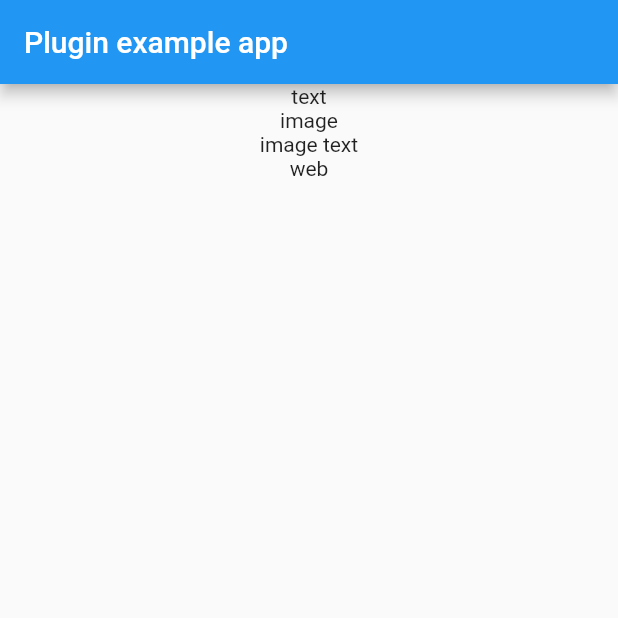
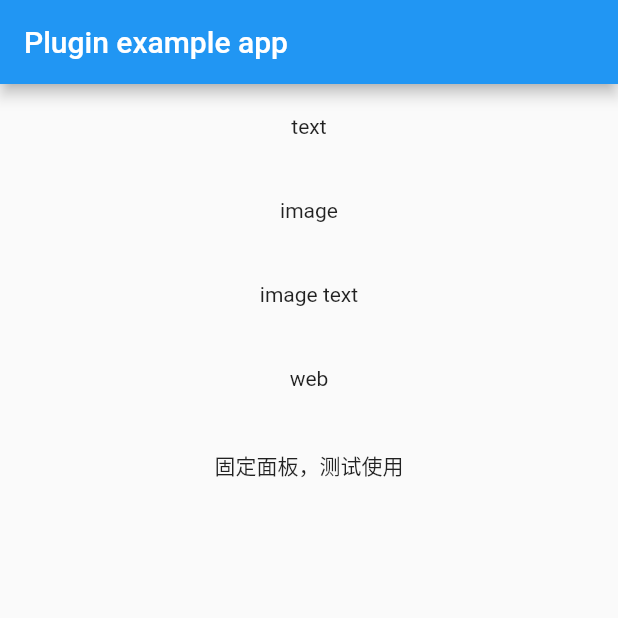
Before and after one commit to 9527001/FlutterUmeng, a Flutter app: the screen it shows after launch, on a phone screen of 412 x 824 dp, the top half of it. Run offline on Flutter 3.47's test engine with Material 2 defaults, Android fonts, the phone set to English and light mode, and no system bars.

Commit message:
no message

```diff
--- a/flutter_umeng/example/lib/main.dart
+++ b/flutter_umeng/example/lib/main.dart
@@ -23,8 +23,13 @@ class _MyAppState extends State<MyApp> {
   // Platform messages are asynchronous, so we initialize in an async method.
   Future<void> initPlatformState() async {
     Flutterumeng.setLogEnabled(enabled: true);
-    Flutterumeng.shareInitUM(appKey: '5e9ad231978eea083f0c79af', channel: 'appstore');
+
+    Flutterumeng.shareInitUMIos(appKey: '5e9ad231978eea083f0c79af', channel: 'appstore');
+    Flutterumeng.shareInitUMAndroid(appKey: '5e9e8f0b978eea083f0c813e', channel: 'android');
     Flutterumeng.shareInitDingTalk(appKey: 'dingoaiex4ka6vshseqky9');
+    Flutterumeng.shareInitQQ(appKey: 'qq5e9e8f0b978eea0',redirectURL: 'https://www.baidu.com');
+    Flutterumeng.shareInitWeChat(appKey: 'wx5e9e8f0b978',appSecret: "5e9e8f0b978", redirectURL: 'https://www.baidu.com');
+    Flutterumeng.shareInitSina(appKey: 'sina5e9e8f0b978',appSecret: "5e9e8f0b978",redirectURL: 'https://www.baidu.com');
 
     String platformVersion;
     // Platform messages may fail, so we use a try/catch PlatformException.
@@ -55,8 +60,11 @@ class _MyAppState extends State<MyApp> {
           child: Column(
             children: <Widget>[
               GestureDetector(
+                child: Padding(
+                  padding: const EdgeInsets.all(20.0),
                   child: Text(
                     'text',
+                  ),
                 ),
                 onTap: () {
                   Flutterumeng.share(
@@ -67,8 +75,11 @@ class _MyAppState extends State<MyApp> {
                 },
               ),
               GestureDetector(
+                child: Padding(
+                  padding: const EdgeInsets.all(20.0),
                   child: Text(
                     'image',
+                  ),
                 ),
                 onTap: () {
                   Flutterumeng.share(
@@ -80,8 +91,11 @@ class _MyAppState extends State<MyApp> {
                 },
               ),
               GestureDetector(
+                child: Padding(
+                  padding: const EdgeInsets.all(20.0),
                   child: Text(
                     'image text',
+                  ),
                 ),
                 onTap: () {
                   Flutterumeng.share(
@@ -94,8 +108,11 @@ class _MyAppState extends State<MyApp> {
                 },
               ),
               GestureDetector(
+                child: Padding(
+                  padding: const EdgeInsets.all(20.0),
                   child: Text(
                     'web',
+                  ),
                 ),
                 onTap: () {
                   Flutterumeng.share(
@@ -110,6 +127,21 @@ class _MyAppState extends State<MyApp> {
                   );
                 },
               ),
+              GestureDetector(
+                child: Padding(
+                  padding: const EdgeInsets.all(20.0),
+                  child: Text(
+                    '固定面板，测试使用',
+                  ),
+                ),
+                onTap: () {
+                  Flutterumeng.share(
+                    share: ShareBean.board(
+                      text: '测试',
+                    ),
+                  );
+                },
+              ),
             ],
           ),
         ),
--- a/flutter_umeng/lib/app_string.dart
+++ b/flutter_umeng/lib/app_string.dart
@@ -21,8 +21,12 @@ class AppMethod {
   static const String ShareImage = 'shareImage';
   static const String shareImageText = 'shareImageText';
   static const String ShareWebView = 'shareWebView';
+  static const String ShareWithBoard = "shareWithBoard";
+
 
   static const String ShareInitUM = 'shareInitUM';
+  static const String ShareInitUMIOS = 'shareInitUMIOS';
+  static const String ShareInitUMAndroid = 'shareInitUMAndroid';
   static const String ShareInitWeChat = 'shareInitWeChat';
   static const String ShareInitQQ = 'shareInitQQ';
   static const String ShareInitSina = 'shareInitSina';
--- a/flutter_umeng/lib/flutterumeng.dart
+++ b/flutter_umeng/lib/flutterumeng.dart
@@ -25,6 +25,33 @@ class Flutterumeng {
     };
     final String result =
         await _channel.invokeMethod(AppMethod.ShareInitUM, shareMap);
+    return result;
+  }
+
+
+  static Future<String> shareInitUMAndroid({
+    @required String appKey,
+    @required String channel,
+  }) async {
+    Map<String, dynamic> shareMap = {
+      AppString.AppKey: appKey,
+      AppString.Channel: channel,
+    };
+    final String result =
+    await _channel.invokeMethod(AppMethod.ShareInitUMAndroid, shareMap);
+    return result;
+  }
+
+  static Future<String> shareInitUMIos({
+    @required String appKey,
+    @required String channel,
+  }) async {
+    Map<String, dynamic> shareMap = {
+      AppString.AppKey: appKey,
+      AppString.Channel: channel,
+    };
+    final String result =
+    await _channel.invokeMethod(AppMethod.ShareInitUMIOS, shareMap);
     return result;
   }
 
@@ -95,7 +122,7 @@ class Flutterumeng {
 
   static Future<String> share({ShareBean share}) async {
     Map<String, dynamic> shareMap = {
-      AppParams.SharePlatformType: share.platFormType.index,
+      AppParams.SharePlatformType: share.platFormType == null ? 0 : share.platFormType.index,
       AppParams.ShareTitle: share.title,
       AppParams.ShareContent: share.content,
       AppParams.ShareImage: share.image,
--- a/flutter_umeng/lib/share_bean.dart
+++ b/flutter_umeng/lib/share_bean.dart
@@ -64,6 +64,13 @@ class ShareBean {
         content: text,
         appMethod: AppMethod.shareImageText);
   }
+  factory ShareBean.board({
+    @required String text,
+  }) {
+    return ShareBean(
+        content: text,
+        appMethod: AppMethod.ShareWithBoard);
+  }
 }
 
 /*分享平台*/
```
Also changed, not shown: 13 other files. Lines whose indentation alone changed are shown as unchanged.
